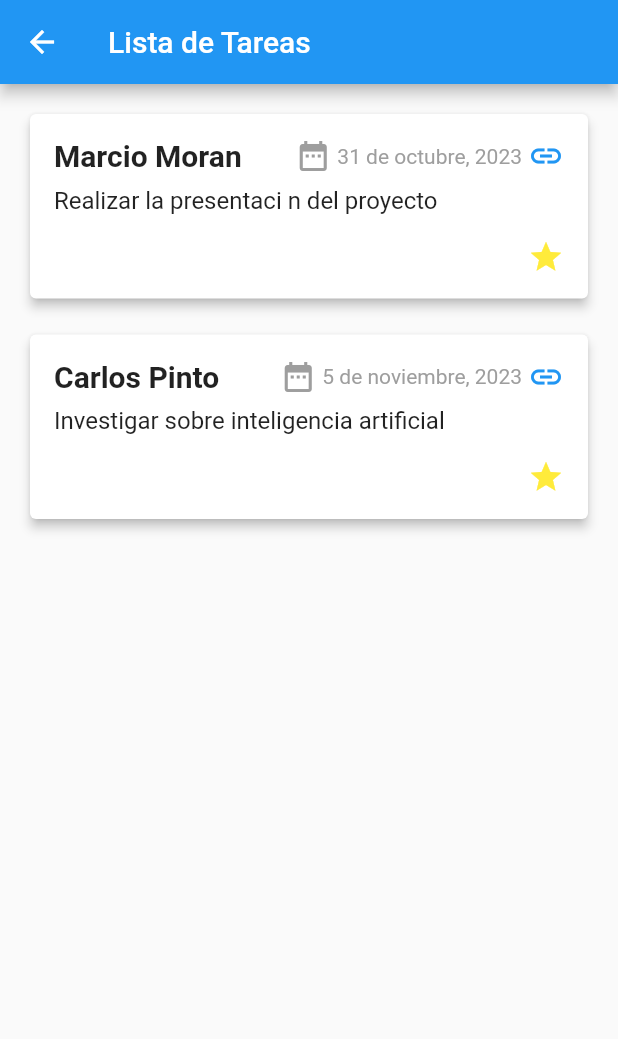
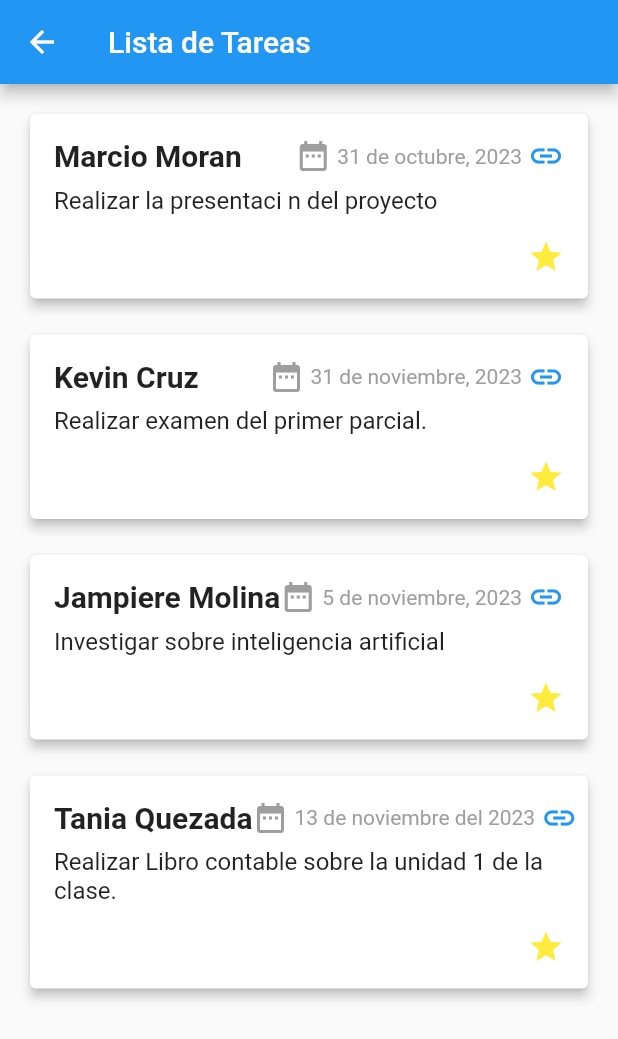
Before and after one commit to MarcioMoran06/Examen1, a Flutter app: the ListaTareasPage screen opened by its route, on a phone screen of 412 x 824 dp. Shown: the top 1039 px of the screen. Run offline on Flutter 3.47's test engine with Material 2 defaults, Android fonts, the light colour scheme and no system bars.

Commit message:
Avance de la lista de tareas

```diff
--- a/lib/listaTareas.dart
+++ b/lib/listaTareas.dart
@@ -1,6 +1,5 @@
 
 import 'package:flutter/material.dart';
-import 'package:examenparcial1/listaTareas.dart';
 
 class ListaTareasPage extends StatelessWidget {
   @override
@@ -16,16 +15,30 @@ class ListaTareasPage extends StatelessWidget {
             nombre: 'Marcio Moran',
             descripcion: 'Realizar la presentaci n del proyecto',
             fecha: '31 de octubre, 2023',
-            url: 'https://example.com',
+            url: 'https://cdn-icons-png.flaticon.com/128/665/665156.png',
           ),
           SizedBox(height: 16.0),
           TareaCard(
-            nombre: 'Carlos Pinto',
+            nombre: 'Kevin Cruz',
+            descripcion: 'Realizar examen del primer parcial.',
+            fecha: '31 de noviembre, 2023',
+            url: 'https://cdn-icons-png.flaticon.com/128/1081/1081015.png',
+          ),
+          SizedBox(height: 16.0),
+          TareaCard(
+            nombre: 'Jampiere Molina',
             descripcion: 'Investigar sobre inteligencia artificial',
             fecha: '5 de noviembre, 2023',
-            url: 'https://example.com',
+            url: 'https://cdn-icons-png.flaticon.com/128/2322/2322993.png',
           ),
-          // Agrega m s ejemplos seg n sea necesario
+           SizedBox(height: 16.0),
+          TareaCard(
+            nombre: 'Tania Quezada',
+            descripcion: 'Realizar Libro contable sobre la unidad 1 de la clase.',
+            fecha: '13 de noviembre del 2023',
+            url: 'https://cdn-icons-png.flaticon.com/128/182/182321.png',
+          ),
+
         ],
       ),
     );
```
